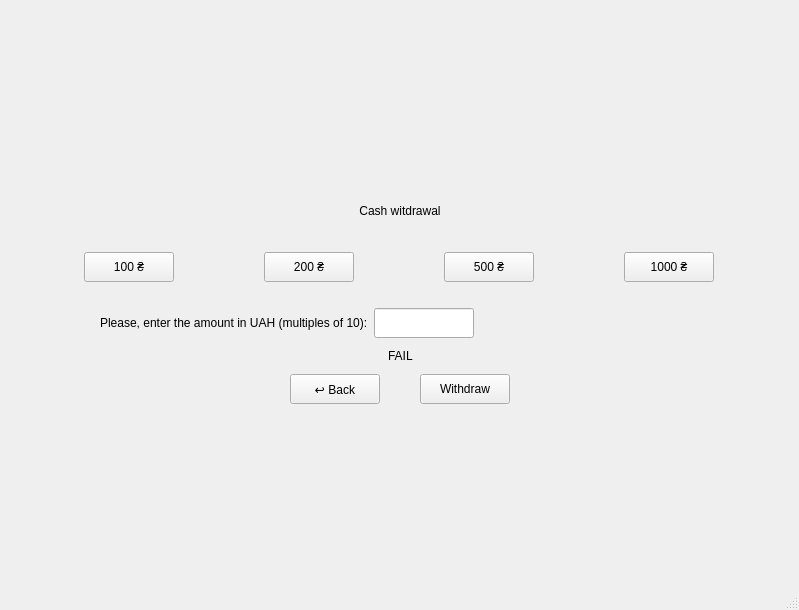
The window that gui/mainwindow.ui (bergamontt/nong-bong) describes before a commit, drawn with Qt 5.
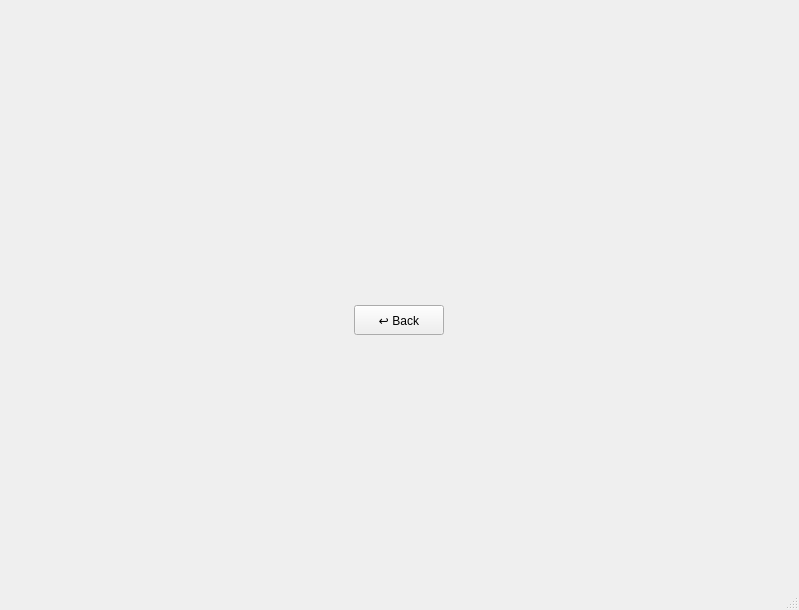
The same window after the commit. Custom widgets are drawn as their Qt base class.

Commit message: Added transaction history screen

What changed in the file:
```diff
--- a/gui/mainwindow.ui
+++ b/gui/mainwindow.ui
@@ -24,7 +24,7 @@
      </rect>
     </property>
     <property name="currentIndex">
-     <number>3</number>
+     <number>2</number>
     </property>
     <widget class="QWidget" name="loginScreen">
      <widget class="QLabel" name="L_welcome">
@@ -262,6 +262,45 @@
       </property>
      </widget>
     </widget>
+    <widget class="QWidget" name="transHistoryScreen">
+     <widget class="QWidget" name="verticalLayoutWidget_5">
+      <property name="geometry">
+       <rect>
+        <x>49</x>
+        <y>180</y>
+        <width>701</width>
+        <height>341</height>
+       </rect>
+      </property>
+      <layout class="QVBoxLayout" name="verticalLayout_9">
+       <item alignment="Qt::AlignmentFlag::AlignHCenter">
+        <widget class="QPushButton" name="B_backToCard">
+         <property name="minimumSize">
+          <size>
+           <width>90</width>
+           <height>30</height>
+          </size>
+         </property>
+         <property name="maximumSize">
+          <size>
+           <width>90</width>
+           <height>30</height>
+          </size>
+         </property>
+         <property name="text">
+          <string>↩ Back</string>
+         </property>
+         <property name="checkable">
+          <bool>false</bool>
+         </property>
+        </widget>
+       </item>
+       <item>
+        <layout class="QVBoxLayout" name="transHistoryContainer"/>
+       </item>
+      </layout>
+     </widget>
+    </widget>
     <widget class="QWidget" name="changePinScreen">
      <widget class="QWidget" name="layoutWidget">
       <property name="geometry">
@@ -452,7 +491,7 @@
         <x>0</x>
         <y>60</y>
         <width>801</width>
-        <height>374</height>
+        <height>383</height>
        </rect>
       </property>
       <layout class="QVBoxLayout" name="verticalLayout_6">
```
Left out of the diff: 4 changed lines with no effect on the pictures. The commit also changes 7 other files.
